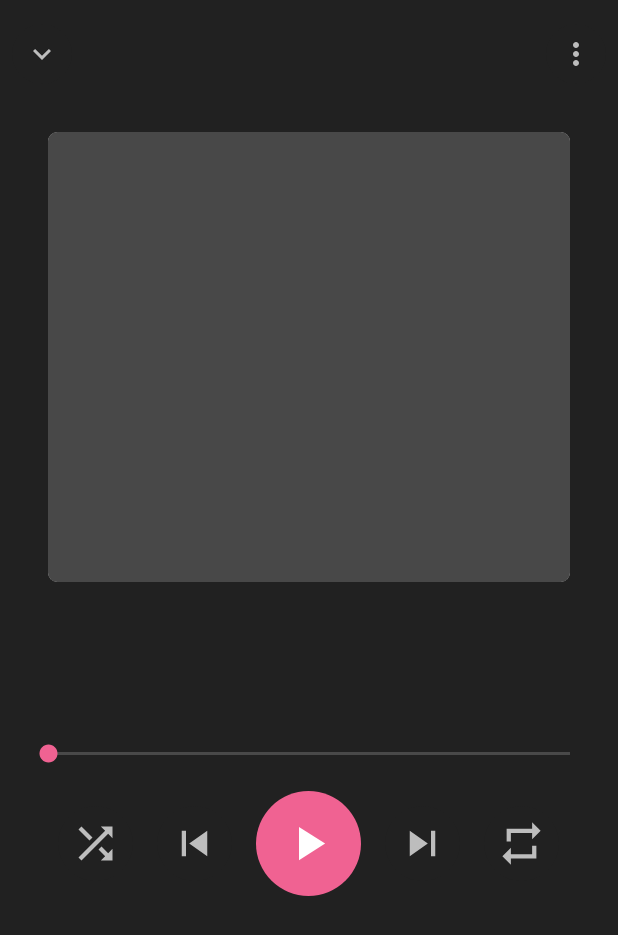
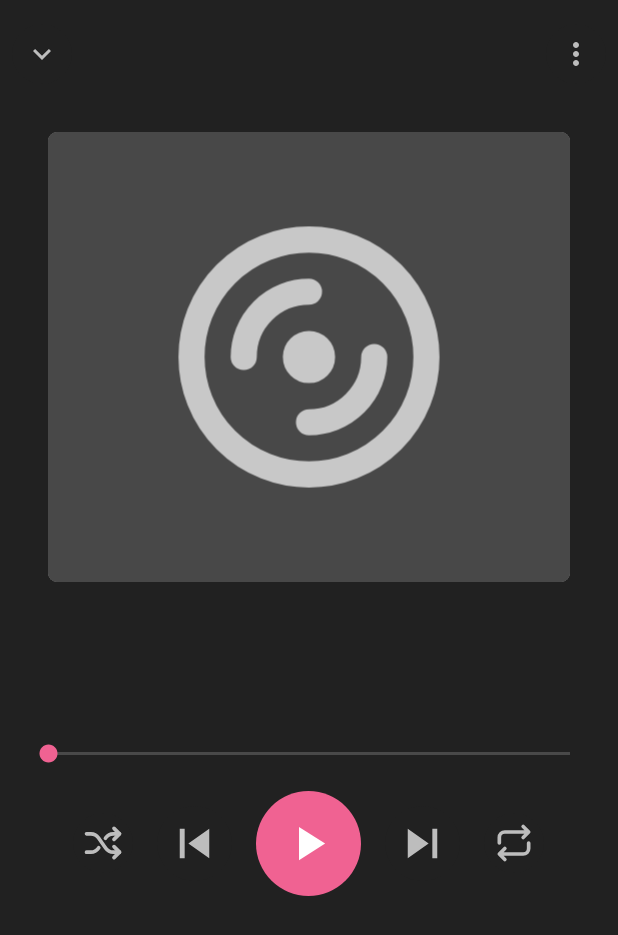
Before and after one commit to ai-null/musica, an Android app: the layout layout_player.xml on its own in the app's theme, with its tools: preview values and no code run, on a phone screen of 412 x 824 dp. Shown: the top 935 px of the screen. Run offline under Robolectric (Android 15) with nearby library versions, the phone set to English and light mode, and no system bars.

Commit message:
update: update some icons and add PlayerUtil

```diff
--- a/app/src/main/java/com/github/ainul/musica/ui/activity/MainActivity.kt
+++ b/app/src/main/java/com/github/ainul/musica/ui/activity/MainActivity.kt
@@ -29,7 +29,6 @@ class MainActivity : AppCompatActivity() {
     private fun updateLiveData() {
         viewmodel.currentMusic.observe(this, {
             it?.let {
-                Toast.makeText(this, it.path, Toast.LENGTH_SHORT).show()
                 binding.mainContainer.transitionToEnd()
             }
         })
--- /dev/null
+++ b/app/src/main/res/drawable/background_cover.xml
@@ -0,0 +1,15 @@
+<?xml version="1.0" encoding="utf-8"?>
+<layer-list xmlns:android="http://schemas.android.com/apk/res/android">
+    <item>
+        <shape
+            android:shape="rectangle"
+            android:tint="@color/secondaryLightColor" />
+    </item>
+    <item
+        android:bottom="@dimen/margin"
+        android:drawable="@drawable/ic_disc"
+        android:gravity="center"
+        android:left="@dimen/margin"
+        android:right="@dimen/margin"
+        android:top="@dimen/margin" />
+</layer-list>
--- /dev/null
+++ b/app/src/main/res/drawable/ic_repeat.xml
@@ -0,0 +1,21 @@
+<vector xmlns:android="http://schemas.android.com/apk/res/android"
+    android:width="24dp"
+    android:height="24dp"
+    android:tint="?colorControlNormal"
+    android:viewportWidth="24"
+    android:viewportHeight="24">
+    <path
+        android:fillColor="#00000000"
+        android:pathData="M4,12v-3a3,3 0,0 1,3 -3h13m-3,-3l3,3l-3,3"
+        android:strokeWidth="2"
+        android:strokeColor="#fff"
+        android:strokeLineCap="round"
+        android:strokeLineJoin="round" />
+    <path
+        android:fillColor="#00000000"
+        android:pathData="M20,12v3a3,3 0,0 1,-3 3h-13m3,3l-3,-3l3,-3"
+        android:strokeWidth="2"
+        android:strokeColor="#fff"
+        android:strokeLineCap="round"
+        android:strokeLineJoin="round" />
+</vector>
--- /dev/null
+++ b/app/src/main/res/drawable/ic_switch_3.xml
@@ -0,0 +1,35 @@
+<vector xmlns:android="http://schemas.android.com/apk/res/android"
+    android:width="24dp"
+    android:height="24dp"
+    android:tint="?colorControlNormal"
+    android:viewportWidth="24"
+    android:viewportHeight="24">
+    <path
+        android:fillColor="#00000000"
+        android:pathData="M3,17h2.397a5,5 0,0 0,4.096 -2.133l0.177,-0.253m3.66,-5.227l0.177,-0.254a5,5 0,0 1,4.096 -2.133h3.397"
+        android:strokeWidth="2"
+        android:strokeColor="#fff"
+        android:strokeLineCap="round"
+        android:strokeLineJoin="round" />
+    <path
+        android:fillColor="#00000000"
+        android:pathData="M18,4l3,3l-3,3"
+        android:strokeWidth="2"
+        android:strokeColor="#fff"
+        android:strokeLineCap="round"
+        android:strokeLineJoin="round" />
+    <path
+        android:fillColor="#00000000"
+        android:pathData="M3,7h2.397a5,5 0,0 1,4.096 2.133l4.014,5.734a5,5 0,0 0,4.096 2.133h3.397"
+        android:strokeWidth="2"
+        android:strokeColor="#fff"
+        android:strokeLineCap="round"
+        android:strokeLineJoin="round" />
+    <path
+        android:fillColor="#00000000"
+        android:pathData="M18,20l3,-3l-3,-3"
+        android:strokeWidth="2"
+        android:strokeColor="#fff"
+        android:strokeLineCap="round"
+        android:strokeLineJoin="round" />
+</vector>
--- a/app/src/main/res/layout/layout_player.xml
+++ b/app/src/main/res/layout/layout_player.xml
@@ -62,6 +62,7 @@
                 android:id="@+id/cover"
                 albumArt="@{viewmodel.currentMusic.path}"
                 android:layout_width="match_parent"
+                android:src="@drawable/background_cover"
                 android:layout_height="match_parent"
                 android:background="@color/secondaryLightColor"
                 android:scaleType="centerCrop"
@@ -127,10 +128,10 @@
 
             <ImageButton
                 android:id="@+id/shuffle"
-                style="@style/actionButton"
+                style="@style/actionButton.small"
                 android:layout_marginEnd="@dimen/medium_margin"
                 android:layout_marginRight="@dimen/medium_margin"
-                android:src="@drawable/ic_baseline_shuffle_24"
+                android:src="@drawable/ic_switch_3"
                 tools:ignore="ContentDescription" />
 
             <ImageButton
@@ -163,10 +164,10 @@
 
             <ImageButton
                 android:id="@+id/repeat"
-                style="@style/actionButton"
+                style="@style/actionButton.small"
                 android:layout_marginStart="@dimen/medium_margin"
                 android:layout_marginLeft="@dimen/medium_margin"
-                android:src="@drawable/ic_baseline_repeat_24"
+                android:src="@drawable/ic_repeat"
                 tools:ignore="ContentDescription" />
         </LinearLayout>
 
--- a/app/src/main/res/values/styles.xml
+++ b/app/src/main/res/values/styles.xml
@@ -15,8 +15,13 @@
     <style name="actionButton">
         <item name="android:layout_width">50dp</item>
         <item name="android:layout_height">50dp</item>
-        <item name="android:padding">@dimen/margin</item>
+        <item name="android:padding">@dimen/small_margin</item>
         <item name="android:background">@drawable/rounded_ripple_background</item>
         <item name="android:scaleType">fitCenter</item>
     </style>
+
+    <style name="actionButton.small" parent="actionButton">
+        <item name="android:layout_height">40dp</item>
+        <item name="android:layout_width">40dp</item>
+    </style>
 </resources>
```
Also changed, not shown: app/src/main/java/com/github/ainul/musica/ui/viewmodel/MainViewModel.kt (+11 -32 lines), app/src/main/java/com/github/ainul/musica/util/BindingAdapter.kt (+4 -5 lines), app/src/main/java/com/github/ainul/musica/util/PlayerUtil.kt (added, +36 -0 lines).
